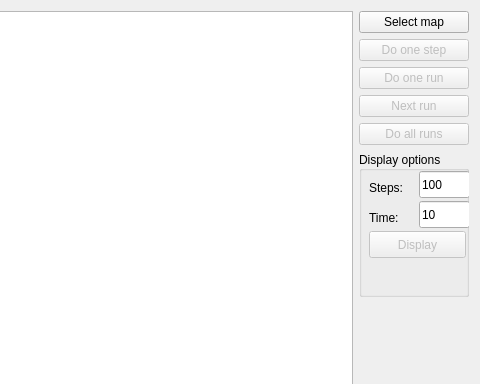
Qt form mainwindow.ui (Minoru/vacuum_cleaner_world-qt) before a commit; both pictures show x 219 to 699 and y 0 to 384 of the 699 by 481 pixel window.
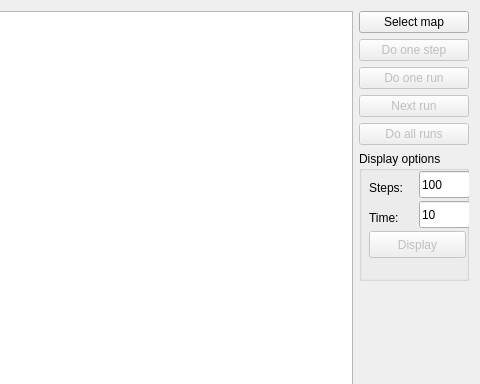
The same form after that commit. Icons and pictures are not drawn.

Commit message: UI improved again, lol

Diff of the .ui file:
```diff
--- a/mainwindow.ui
+++ b/mainwindow.ui
@@ -84,21 +84,21 @@
     </item>
     <item row="5" column="1">
      <widget class="QGroupBox" name="groupBox">
-      <property name="sizePolicy">
-       <sizepolicy hsizetype="Preferred" vsizetype="Expanding">
-        <horstretch>0</horstretch>
-        <verstretch>0</verstretch>
-       </sizepolicy>
+      <property name="minimumSize">
+       <size>
+        <width>0</width>
+        <height>130</height>
+       </size>
+      </property>
+      <property name="maximumSize">
+       <size>
+        <width>16777215</width>
+        <height>130</height>
+       </size>
       </property>
       <property name="title">
        <string>Display options</string>
       </property>
-      <property name="alignment">
-       <set>Qt::AlignLeading|Qt::AlignLeft|Qt::AlignVCenter</set>
-      </property>
-      <property name="flat">
-       <bool>false</bool>
-      </property>
       <widget class="QLineEdit" name="stepsEdit">
        <property name="geometry">
         <rect>
@@ -169,19 +169,6 @@
       </widget>
      </widget>
     </item>
-    <item row="6" column="1">
-     <spacer name="verticalSpacer">
-      <property name="orientation">
-       <enum>Qt::Vertical</enum>
-      </property>
-      <property name="sizeHint" stdset="0">
-       <size>
-        <width>20</width>
-        <height>40</height>
-       </size>
-      </property>
-     </spacer>
-    </item>
    </layout>
   </widget>
  </widget>
```
